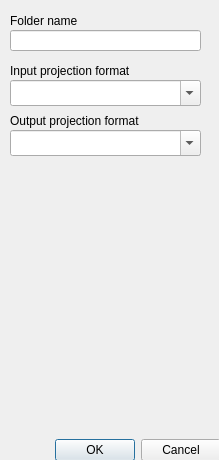
Old version of the form src/manetviz/gtfsdialog.ui in the repository Bramas/manet-viz.
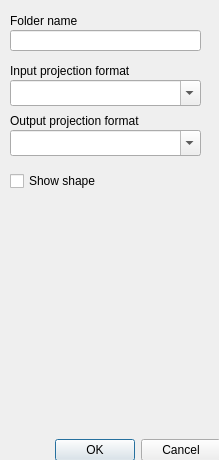
New version of the form.

```diff
--- a/src/manetviz/gtfsdialog.ui
+++ b/src/manetviz/gtfsdialog.ui
@@ -108,13 +108,19 @@
           <string>Output projection format</string>
          </property>
         </widget>
-        <zorder>label</zorder>
-        <zorder>lineEditTrace</zorder>
-        <zorder>comboBoxInputProj</zorder>
-        <zorder>label_9</zorder>
-        <zorder>comboBoxOutputProj</zorder>
-        <zorder>label_10</zorder>
-        <zorder>buttonBox</zorder>
+        <widget class="QCheckBox" name="showShapeCheckBox">
+         <property name="geometry">
+          <rect>
+           <x>10</x>
+           <y>170</y>
+           <width>101</width>
+           <height>22</height>
+          </rect>
+         </property>
+         <property name="text">
+          <string>Show shape</string>
+         </property>
+        </widget>
        </widget>
       </item>
      </layout>
```
